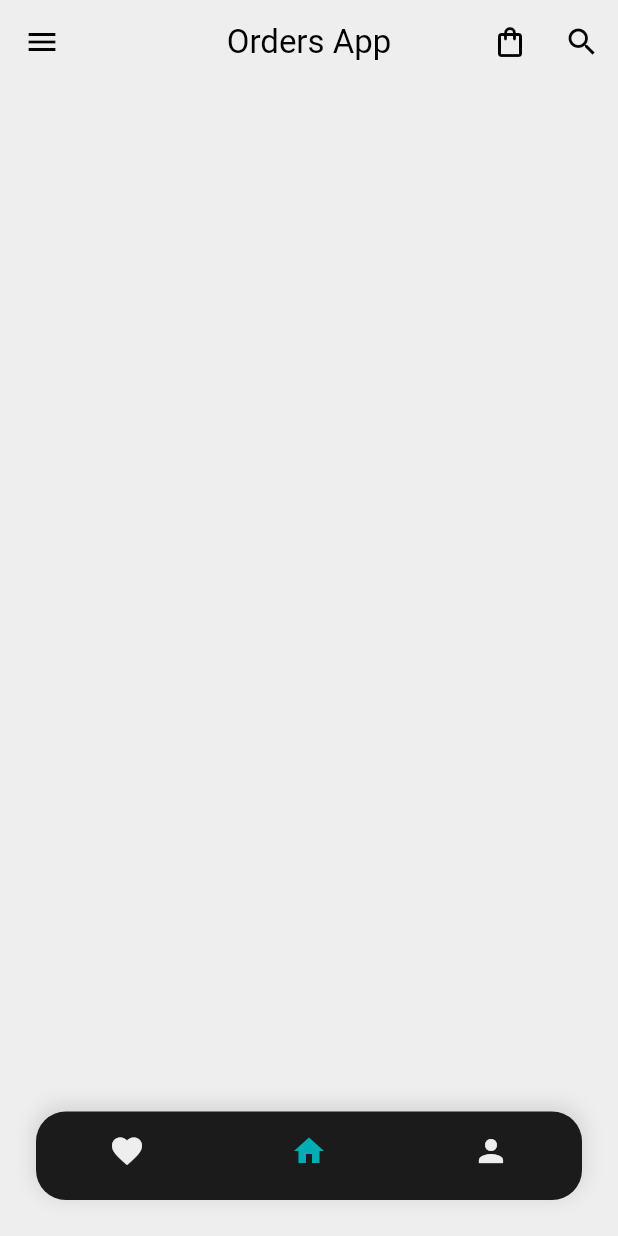
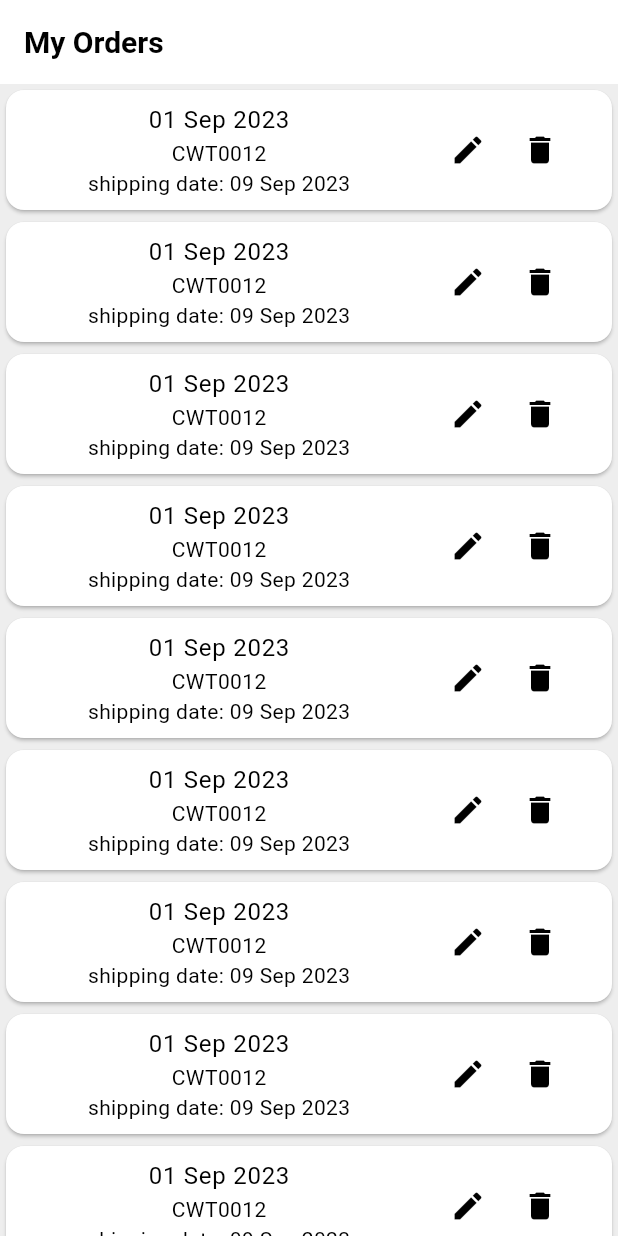
Before and after one commit to hossnhaydor/orders_app_frotend, a Flutter app: the screen it shows after launch, on a phone screen of 412 x 824 dp. Run offline on Flutter 3.47's test engine with Material 3 defaults, Android fonts, the phone set to English and light mode, and no system bars; missing offline and left inert: dart:ffi.

Commit message:
added orders page

```diff
--- a/lib/main.dart
+++ b/lib/main.dart
@@ -1,4 +1,5 @@
 import 'package:flutter/material.dart';
+import 'package:orders/order.dart';
 import 'package:orders/widgets/Layout.dart';
 
 void main() {
@@ -18,7 +19,7 @@ class MyApp extends StatelessWidget {
           background: const Color.fromARGB(255, 238, 238, 238),
         ),
       ),
-      home: const Layout(),
+      home: const Order(),
     );
   }
 }
--- /dev/null
+++ b/lib/order.dart
@@ -0,0 +1,103 @@
+import 'package:flutter/material.dart';
+
+class Order extends StatefulWidget {
+  const Order({super.key});
+
+  @override
+  State<Order> createState() => _OrderState();
+}
+
+class _OrderState extends State<Order> {
+   late final String date;
+  late final String name;
+  late final String shd;
+  List order =[
+    {
+      "date" :"01 Sep 2023",
+      "name":"CWT0012",
+      "shd":"shipping date: 09 Sep 2023"
+    },
+    {
+      "date" :"01 Sep 2023",
+      "name":"CWT0012",
+      "shd":"shipping date: 09 Sep 2023"
+    },
+    {
+      "date" :"01 Sep 2023",
+      "name":"CWT0012",
+      "shd":"shipping date: 09 Sep 2023"
+    },
+    {
+      "date" :"01 Sep 2023",
+      "name":"CWT0012",
+      "shd":"shipping date: 09 Sep 2023"
+    },
+    {
+      "date" :"01 Sep 2023",
+      "name":"CWT0012",
+      "shd":"shipping date: 09 Sep 2023"
+    },
+    {
+      "date" :"01 Sep 2023",
+      "name":"CWT0012",
+      "shd":"shipping date: 09 Sep 2023"
+    },
+    {
+      "date" :"01 Sep 2023",
+      "name":"CWT0012",
+      "shd":"shipping date: 09 Sep 2023"
+    },
+    {
+      "date" :"01 Sep 2023",
+      "name":"CWT0012",
+      "shd":"shipping date: 09 Sep 2023"
+    },
+    {
+      "date" :"01 Sep 2023",
+      "name":"CWT0012",
+      "shd":"shipping date: 09 Sep 2023"
+    }
+  ];
+  @override
+  Widget build(BuildContext context) {
+    return Scaffold(
+      appBar: AppBar(
+
+        title: Text("My Orders",style: TextStyle(
+          color: Colors.black,
+          fontSize: 20,
+          fontWeight: FontWeight.bold
+        ),),
+      ),
+      body: ListView.builder(
+
+        itemCount: order.length,
+        itemBuilder: (context,i){
+
+          return Card(
+            child: ListTile(
+              title: Center(child: Text(order[i]["date"])),
+              subtitle:Column(
+                children: [
+                  Text(order[i]["name"]),
+                  Text(order[i]["shd"])
+                ],
+              ),
+              trailing: Row(
+                mainAxisSize: MainAxisSize.min,
+                children: [
+                  IconButton(onPressed: (){},
+                      icon: Icon(Icons.edit)),
+                  IconButton(onPressed: (){
+
+                  }, icon: Icon(Icons.delete))
+                ],
+              )
+            ),
+          );
+        },
+      )
+
+    );
+  }
+}
```
